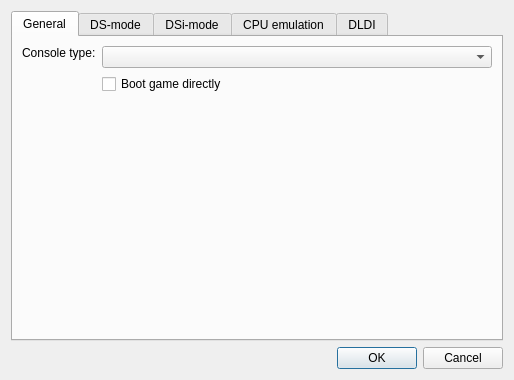
Qt form src/frontend/qt_sdl/EmuSettingsDialog.ui (melonDS-emu/melonDS) before a commit.
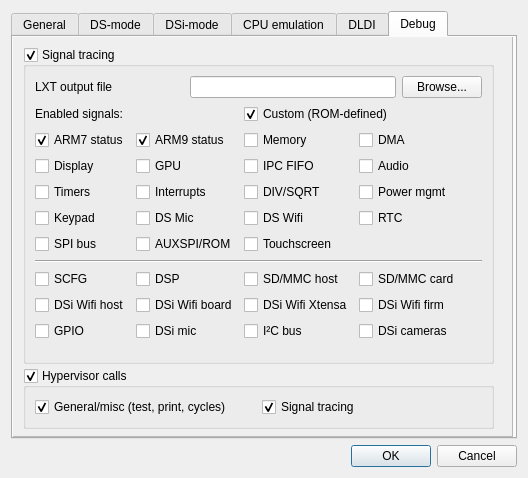
The same form after that commit. Custom widgets are drawn as their Qt base class.

Commit message: fix UI settings stuff (but not all)

The edit to the form file:
```diff
--- a/src/frontend/qt_sdl/EmuSettingsDialog.ui
+++ b/src/frontend/qt_sdl/EmuSettingsDialog.ui
@@ -6,8 +6,8 @@
    <rect>
     <x>0</x>
     <y>0</y>
-    <width>575</width>
-    <height>370</height>
+    <width>528</width>
+    <height>478</height>
    </rect>
   </property>
   <property name="sizePolicy">
@@ -16,17 +16,20 @@
     <verstretch>0</verstretch>
    </sizepolicy>
   </property>
+  <property name="minimumSize">
+   <size>
+    <width>528</width>
+    <height>478</height>
+   </size>
+  </property>
   <property name="windowTitle">
    <string>Emu settings - melonDS</string>
   </property>
-  <layout class="QVBoxLayout" name="verticalLayout">
-   <property name="sizeConstraint">
-    <enum>QLayout::SetFixedSize</enum>
-   </property>
-   <item>
+  <layout class="QGridLayout" name="gridLayout_9">
+   <item row="0" column="0">
     <widget class="QTabWidget" name="tabWidget">
      <property name="currentIndex">
-      <number>0</number>
+      <number>5</number>
      </property>
      <widget class="QWidget" name="tab">
       <attribute name="title">
@@ -558,9 +561,389 @@
        </item>
       </layout>
      </widget>
+     <widget class="QWidget" name="tab_6">
+      <property name="sizePolicy">
+       <sizepolicy hsizetype="Expanding" vsizetype="Expanding">
+        <horstretch>0</horstretch>
+        <verstretch>0</verstretch>
+       </sizepolicy>
+      </property>
+      <attribute name="title">
+       <string>Debug</string>
+      </attribute>
+      <widget class="QWidget" name="gridLayoutWidget">
+       <property name="geometry">
+        <rect>
+         <x>-1</x>
+         <y>-1</y>
+         <width>501</width>
+         <height>401</height>
+        </rect>
+       </property>
+       <layout class="QGridLayout" name="gridLayout_3">
+        <item row="0" column="0">
+         <widget class="QScrollArea" name="scrollArea">
+          <property name="widgetResizable">
+           <bool>true</bool>
+          </property>
+          <widget class="QWidget" name="scrollAreaWidgetContents">
+           <property name="geometry">
+            <rect>
+             <x>0</x>
+             <y>0</y>
+             <width>497</width>
+             <height>397</height>
+            </rect>
+           </property>
+           <widget class="QWidget" name="gridLayoutWidget_2">
+            <property name="geometry">
+             <rect>
+              <x>-1</x>
+              <y>-1</y>
+              <width>501</width>
+              <height>401</height>
+             </rect>
+            </property>
+            <layout class="QGridLayout" name="gridLayout_10"/>
+           </widget>
+           <widget class="QGroupBox" name="gbHypercall">
+            <property name="geometry">
+             <rect>
+              <x>10</x>
+              <y>331</y>
+              <width>471</width>
+              <height>61</height>
+             </rect>
+            </property>
+            <property name="sizePolicy">
+             <sizepolicy hsizetype="Preferred" vsizetype="Preferred">
+              <horstretch>0</horstretch>
+              <verstretch>0</verstretch>
+             </sizepolicy>
+            </property>
+            <property name="title">
+             <string>Hypervisor calls</string>
+            </property>
+            <property name="flat">
+             <bool>false</bool>
+            </property>
+            <property name="checkable">
+             <bool>true</bool>
+            </property>
+            <layout class="QGridLayout" name="gridLayout_11" rowstretch="0" columnstretch="0,0" rowminimumheight="0">
+             <item row="0" column="0">
+              <widget class="QCheckBox" name="cb_hv_misc">
+               <property name="text">
+                <string>General/misc (test, print, cycles)</string>
+               </property>
+               <property name="checked">
+                <bool>true</bool>
+               </property>
+              </widget>
+             </item>
+             <item row="0" column="1">
+              <widget class="QCheckBox" name="cb_hv_sig">
+               <property name="text">
+                <string>Signal tracing</string>
+               </property>
+               <property name="checked">
+                <bool>true</bool>
+               </property>
+              </widget>
+             </item>
+            </layout>
+           </widget>
+           <widget class="QGroupBox" name="gbTracing">
+            <property name="geometry">
+             <rect>
+              <x>10</x>
+              <y>10</y>
+              <width>471</width>
+              <height>317</height>
+             </rect>
+            </property>
+            <property name="title">
+             <string>Signal tracing</string>
+            </property>
+            <property name="checkable">
+             <bool>true</bool>
+            </property>
+            <layout class="QGridLayout" name="gridLayout_12">
+             <item row="0" column="0" colspan="2">
+              <widget class="QLabel" name="lblLXTPath">
+               <property name="text">
+                <string>LXT output file</string>
+               </property>
+              </widget>
+             </item>
+             <item row="0" column="2" colspan="3">
+              <widget class="QLineEdit" name="txtLXTPath"/>
+             </item>
+             <item row="0" column="5">
+              <widget class="QPushButton" name="btnLXTBrowse">
+               <property name="text">
+                <string>Browse...</string>
+               </property>
+              </widget>
+             </item>
+             <item row="1" column="0" colspan="2">
+              <widget class="QLabel" name="lblTracingEnabled">
+               <property name="text">
+                <string>Enabled signals:</string>
+               </property>
+              </widget>
+             </item>
+             <item row="1" column="3" colspan="3">
+              <widget class="QCheckBox" name="cb_custom">
+               <property name="text">
+                <string>Custom (ROM-defined)</string>
+               </property>
+               <property name="checked">
+                <bool>true</bool>
+               </property>
+              </widget>
+             </item>
+             <item row="2" column="0">
+              <widget class="QCheckBox" name="cb_A7stat">
+               <property name="text">
+                <string>ARM7 status</string>
+               </property>
+               <property name="checked">
+                <bool>true</bool>
+               </property>
+              </widget>
+             </item>
+             <item row="2" column="1" colspan="2">
+              <widget class="QCheckBox" name="cb_A9stat">
+               <property name="text">
+                <string>ARM9 status</string>
+               </property>
+               <property name="checked">
+                <bool>true</bool>
+               </property>
+              </widget>
+             </item>
+             <item row="2" column="3">
+              <widget class="QCheckBox" name="cb_mem">
+               <property name="text">
+                <string>Memory</string>
+               </property>
+              </widget>
+             </item>
+             <item row="2" column="4" colspan="2">
+              <widget class="QCheckBox" name="cb_dma">
+               <property name="text">
+                <string>DMA</string>
+               </property>
+              </widget>
+             </item>
+             <item row="3" column="0">
+              <widget class="QCheckBox" name="cb_disp">
+               <property name="text">
+                <string>Display</string>
+               </property>
+              </widget>
+             </item>
+             <item row="3" column="1" colspan="2">
+              <widget class="QCheckBox" name="cb_disp3d">
+               <property name="text">
+                <string>GPU</string>
+               </property>
+              </widget>
+             </item>
+             <item row="3" column="3">
+              <widget class="QCheckBox" name="cb_ipcfifo">
+               <property name="text">
+                <string>IPC FIFO</string>
+               </property>
+              </widget>
+             </item>
+             <item row="3" column="4" colspan="2">
+              <widget class="QCheckBox" name="cb_audio">
+               <property name="text">
+                <string>Audio</string>
+               </property>
+              </widget>
+             </item>
+             <item row="4" column="0">
+              <widget class="QCheckBox" name="cb_timers">
+               <property name="text">
+                <string>Timers</string>
+               </property>
+              </widget>
+             </item>
+             <item row="4" column="1" colspan="2">
+              <widget class="QCheckBox" name="cb_int">
+               <property name="text">
+                <string>Interrupts</string>
+               </property>
+              </widget>
+             </item>
+             <item row="4" column="3">
+              <widget class="QCheckBox" name="cb_divsqrt">
+               <property name="text">
+                <string>DIV/SQRT</string>
+               </property>
+              </widget>
+             </item>
+             <item row="4" column="4" colspan="2">
+              <widget class="QCheckBox" name="cb_pwman">
+               <property name="text">
+                <string>Power mgmt</string>
+               </property>
+              </widget>
+             </item>
+             <item row="5" column="0">
+              <widget class="QCheckBox" name="cb_keypad">
+               <property name="text">
+                <string>Keypad</string>
+               </property>
+              </widget>
+             </item>
+             <item row="5" column="1" colspan="2">
+              <widget class="QCheckBox" name="cb_ntrmic">
+               <property name="text">
+                <string>DS Mic</string>
+               </property>
+              </widget>
+             </item>
+             <item row="5" column="3">
+              <widget class="QCheckBox" name="cb_ntrwifi">
+               <property name="text">
+                <string>DS Wifi</string>
+               </property>
+              </widget>
+             </item>
+             <item row="5" column="4" colspan="2">
+              <widget class="QCheckBox" name="cb_rtc">
+               <property name="text">
+                <string>RTC</string>
+               </property>
+              </widget>
+             </item>
+             <item row="6" column="0">
+              <widget class="QCheckBox" name="cb_spi">
+               <property name="text">
+                <string>SPI bus</string>
+               </property>
+              </widget>
+             </item>
+             <item row="6" column="1" colspan="2">
+              <widget class="QCheckBox" name="cb_auxspi">
+               <property name="text">
+                <string>AUXSPI/ROM</string>
+               </property>
+              </widget>
+             </item>
+             <item row="6" column="3">
+              <widget class="QCheckBox" name="cb_tsc">
+               <property name="text">
+                <string>Touchscreen</string>
+               </property>
+              </widget>
+             </item>
+             <item row="7" column="0" colspan="6">
+              <widget class="Line" name="lineNtrTwl">
+               <property name="orientation">
+                <enum>Qt::Horizontal</enum>
+               </property>
+              </widget>
+             </item>
+             <item row="8" column="0">
+              <widget class="QCheckBox" name="cb_scfg">
+               <property name="text">
+                <string>SCFG</string>
+               </property>
+              </widget>
+             </item>
+             <item row="8" column="1" colspan="2">
+              <widget class="QCheckBox" name="cb_dsp">
+               <property name="text">
+                <string>DSP</string>
+               </property>
+              </widget>
+             </item>
+             <item row="8" column="3">
+              <widget class="QCheckBox" name="cb_sdmmc_host">
+               <property name="text">
+                <string>SD/MMC host</string>
+               </property>
+              </widget>
+             </item>
+             <item row="8" column="4" colspan="2">
+              <widget class="QCheckBox" name="cb_sdmmc_card">
+               <property name="text">
+                <string>SD/MMC card</string>
+               </property>
+              </widget>
+             </item>
+             <item row="9" column="0">
+              <widget class="QCheckBox" name="cb_dsiwifi_host">
+               <property name="text">
+                <string>DSi Wifi host</string>
+               </property>
+              </widget>
+             </item>
+             <item row="9" column="1" colspan="2">
+              <widget class="QCheckBox" name="cb_dsiwifi_board">
+               <property name="text">
+                <string>DSi Wifi board</string>
+               </property>
+              </widget>
+             </item>
+             <item row="9" column="3">
+              <widget class="QCheckBox" name="cb_dsiwifi_xtensa">
+               <property name="text">
+                <string>DSi Wifi Xtensa</string>
+               </property>
+              </widget>
+             </item>
+             <item row="9" column="4" colspan="2">
+              <widget class="QCheckBox" name="cb_dsiwifi_firm">
+               <property name="text">
+                <string>DSi Wifi firm</string>
+               </property>
+              </widget>
+             </item>
+             <item row="10" column="0">
+              <widget class="QCheckBox" name="cb_gpio">
+               <property name="text">
+                <string>GPIO</string>
+               </property>
+              </widget>
+             </item>
+             <item row="10" column="1" colspan="2">
+              <widget class="QCheckBox" name="cb_dsimic">
+               <property name="text">
+                <string>DSi mic</string>
+               </property>
+              </widget>
+             </item>
+             <item row="10" column="3">
+              <widget class="QCheckBox" name="cb_i2c">
+               <property name="text">
+                <string>I²C bus</string>
+               </property>
+              </widget>
+             </item>
+             <item row="10" column="4" colspan="2">
+              <widget class="QCheckBox" name="cb_cam">
+               <property name="text">
+                <string>DSi cameras</string>
+               </property>
+              </widget>
+             </item>
+            </layout>
+           </widget>
+          </widget>
+         </widget>
+        </item>
+       </layout>
+      </widget>
+     </widget>
     </widget>
    </item>
-   <item>
+   <item row="1" column="0">
     <widget class="QDialogButtonBox" name="buttonBox">
      <property name="orientation">
       <enum>Qt::Horizontal</enum>
```
Left out of the diff: 604 changed lines with no effect on the pictures. The commit also changes 9 other files.
